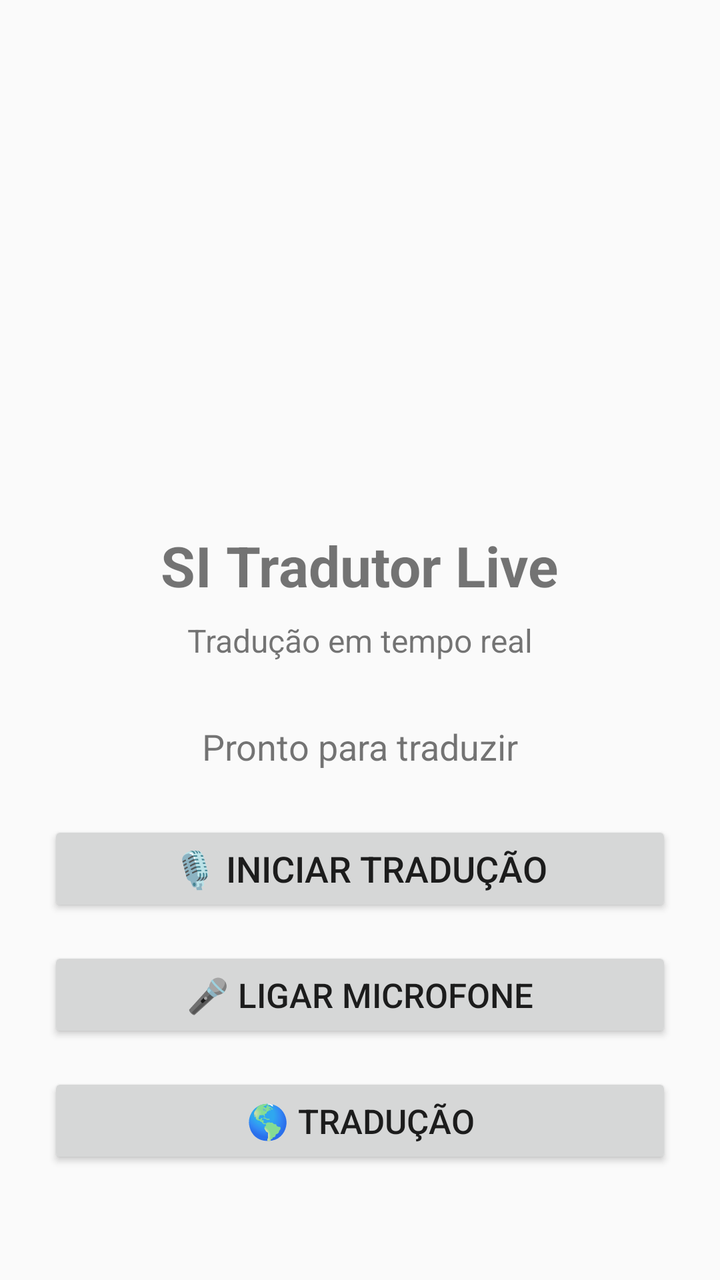
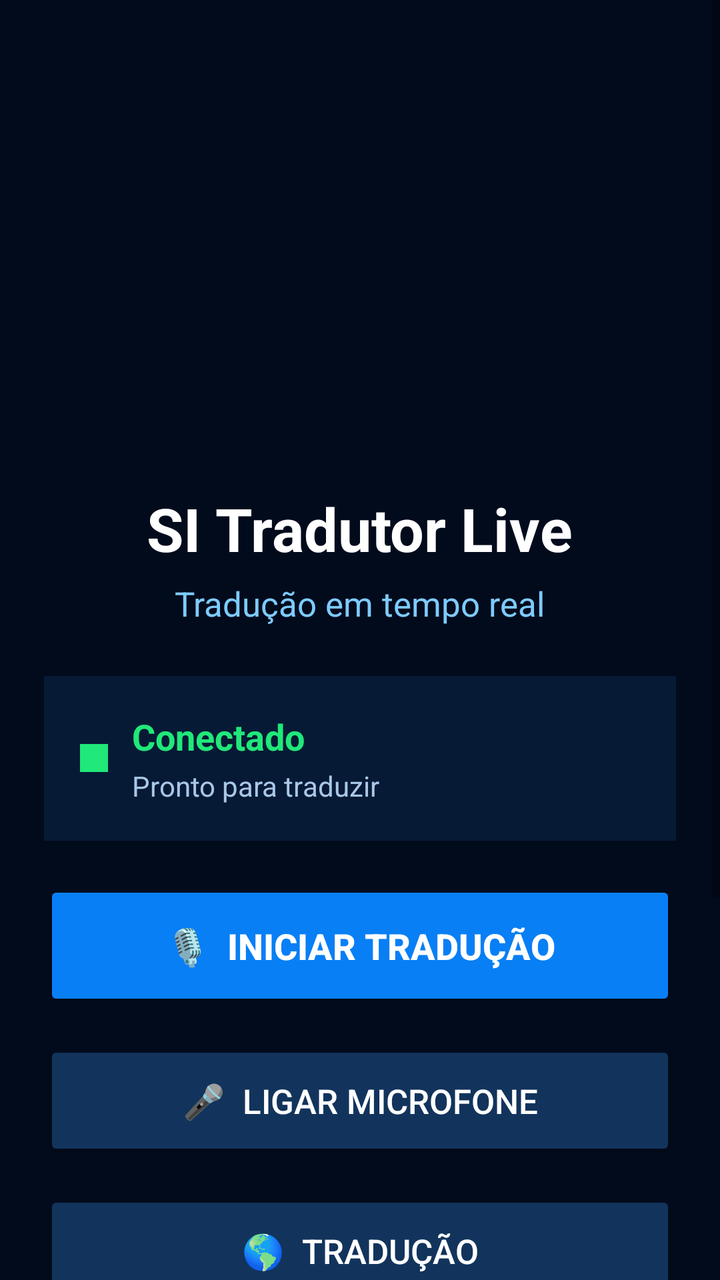

Two renders of the same Android screen: before a commit and after it. Below are the layout's source before the change and the commit's diff.
<!-- AndroidManifest.xml: application theme Theme.AppCompat.Light.NoActionBar -->
<!-- res/layout/activity_main.xml -->
<?xml version="1.0" encoding="utf-8"?>
<ScrollView
    xmlns:android="http://schemas.android.com/apk/res/android"
    android:layout_width="match_parent"
    android:layout_height="match_parent">

    <LinearLayout
        android:layout_width="match_parent"
        android:layout_height="wrap_content"
        android:orientation="vertical"
        android:gravity="center"
        android:padding="24dp">

        
        <ImageView
            android:id="@+id/logo"
            android:layout_width="220dp"
            android:layout_height="220dp"
            android:src="@drawable/si_logo"
            android:contentDescription="SI Tradutor Live"
            android:scaleType="fitCenter"
            android:layout_marginBottom="20dp" />

        
        <TextView
            android:layout_width="wrap_content"
            android:layout_height="wrap_content"
            android:text="SI Tradutor Live"
            android:textSize="28sp"
            android:textStyle="bold"
            android:layout_marginBottom="8dp" />

        <TextView
            android:layout_width="wrap_content"
            android:layout_height="wrap_content"
            android:text="Tradução em tempo real"
            android:textSize="16sp"
            android:layout_marginBottom="30dp" />

        
        <TextView
            android:id="@+id/status"
            android:layout_width="wrap_content"
            android:layout_height="wrap_content"
            android:text="Pronto para traduzir"
            android:textSize="18sp"
            android:layout_marginBottom="25dp" />

        
        <Button
            android:id="@+id/startButton"
            android:layout_width="match_parent"
            android:layout_height="wrap_content"
            android:text="🎙️ Iniciar tradução"
            android:textSize="18sp"
            android:layout_marginBottom="15dp" />

        
        <Button
            android:id="@+id/microphoneButton"
            android:layout_width="match_parent"
            android:layout_height="wrap_content"
            android:text="🎤 Ligar microfone"
            android:textSize="17sp"
            android:layout_marginBottom="15dp" />

        
        <Button
            android:id="@+id/translationButton"
            android:layout_width="match_parent"
            android:layout_height="wrap_content"
            android:text="🌎 Tradução"
            android:textSize="17sp" />

    </LinearLayout>

</ScrollView>
<!-- resources referenced by this layout -->
<resources>
  <!-- drawable si_logo: png bitmap (drawable, 271 bytes) -->
</resources>

<!-- the commit's change to res/layout/activity_main.xml (unified diff, before → after) -->
@@ -2,75 +2,159 @@
 <ScrollView
     xmlns:android="http://schemas.android.com/apk/res/android"
     android:layout_width="match_parent"
-    android:layout_height="match_parent">
+    android:layout_height="match_parent"
+    android:background="#020B1C"
+    android:fillViewport="true">
 
     <LinearLayout
         android:layout_width="match_parent"
         android:layout_height="wrap_content"
         android:orientation="vertical"
-        android:gravity="center"
-        android:padding="24dp">
+        android:padding="22dp"
+        android:gravity="center_horizontal">
 
         
         <ImageView
             android:id="@+id/logo"
-            android:layout_width="220dp"
-            android:layout_height="220dp"
+            android:layout_width="190dp"
+            android:layout_height="190dp"
+            android:layout_marginTop="20dp"
+            android:layout_marginBottom="12dp"
             android:src="@drawable/si_logo"
-            android:contentDescription="SI Tradutor Live"
             android:scaleType="fitCenter"
-            android:layout_marginBottom="20dp" />
+            android:contentDescription="SI Tradutor Live" />
 
         
         <TextView
             android:layout_width="wrap_content"
             android:layout_height="wrap_content"
             android:text="SI Tradutor Live"
-            android:textSize="28sp"
+            android:textColor="#FFFFFF"
+            android:textSize="30sp"
             android:textStyle="bold"
-            android:layout_marginBottom="8dp" />
+            android:gravity="center" />
 
+        
         <TextView
             android:layout_width="wrap_content"
             android:layout_height="wrap_content"
+            android:layout_marginTop="6dp"
+            android:layout_marginBottom="25dp"
             android:text="Tradução em tempo real"
-            android:textSize="16sp"
-            android:layout_marginBottom="30dp" />
+            android:textColor="#7DCBFF"
+            android:textSize="17sp"
+            android:gravity="center" />
 
         
-        <TextView
-            android:id="@+id/status"
-            android:layout_width="wrap_content"
+        <LinearLayout
+            android:layout_width="match_parent"
             android:layout_height="wrap_content"
-            android:text="Pronto para traduzir"
-            android:textSize="18sp"
-            android:layout_marginBottom="25dp" />
+            android:orientation="horizontal"
+            android:gravity="center_vertical"
+            android:padding="18dp"
+            android:background="#071A35"
+            android:layout_marginBottom="20dp">
+
+            <TextView
+                android:layout_width="14dp"
+                android:layout_height="14dp"
+                android:background="#20E879"
+                android:layout_marginEnd="12dp" />
+
+            <LinearLayout
+                android:layout_width="0dp"
+                android:layout_height="wrap_content"
+                android:layout_weight="1"
+                android:orientation="vertical">
+
+                <TextView
+                    android:layout_width="wrap_content"
+                    android:layout_height="wrap_content"
+                    android:text="Conectado"
+                    android:textColor="#20E879"
+                    android:textSize="18sp"
+                    android:textStyle="bold" />
+
+                <TextView
+                    android:id="@+id/status"
+                    android:layout_width="wrap_content"
+                    android:layout_height="wrap_content"
+                    android:layout_marginTop="3dp"
+                    android:text="Pronto para traduzir"
+                    android:textColor="#A9C7E8"
+                    android:textSize="14sp" />
+
+            </LinearLayout>
+
+        </LinearLayout>
 
         
         <Button
             android:id="@+id/startButton"
             android:layout_width="match_parent"
-            android:layout_height="wrap_content"
-            android:text="🎙️ Iniciar tradução"
+            android:layout_height="65dp"
+            android:layout_marginBottom="15dp"
+            android:text="🎙️  INICIAR TRADUÇÃO"
+            android:textColor="#FFFFFF"
             android:textSize="18sp"
-            android:layout_marginBottom="15dp" />
+            android:textStyle="bold"
+            android:backgroundTint="#087FF5"
+            android:padding="10dp" />
 
         
         <Button
             android:id="@+id/microphoneButton"
             android:layout_width="match_parent"
-            android:layout_height="wrap_content"
-            android:text="🎤 Ligar microfone"
+            android:layout_height="60dp"
+            android:layout_marginBottom="15dp"
+            android:text="🎤  LIGAR MICROFONE"
+            android:textColor="#FFFFFF"
             android:textSize="17sp"
-            android:layout_marginBottom="15dp" />
+            android:backgroundTint="#12345C" />
 
         
         <Button
             android:id="@+id/translationButton"
             android:layout_width="match_parent"
+            android:layout_height="60dp"
+            android:layout_marginBottom="25dp"
+            android:text="🌎  TRADUÇÃO"
+            android:textColor="#FFFFFF"
+            android:textSize="17sp"
+            android:backgroundTint="#12345C" />
+
+        
+        <TextView
+            android:layout_width="match_parent"
             android:layout_height="wrap_content"
-            android:text="🌎 Tradução"
-            android:textSize="17sp" />
+            android:padding="18dp"
+            android:background="#071A35"
+            android:text="🇧🇷  Idioma atual: Português"
+            android:textColor="#FFFFFF"
+            android:textSize="17sp"
+            android:textStyle="bold"
+            android:layout_marginBottom="15dp" />
+
+        
+        <TextView
+            android:layout_width="match_parent"
+            android:layout_height="wrap_content"
+            android:padding="18dp"
+            android:background="#071A35"
+            android:text="🌐  Traduza vídeos, lives e áudios em tempo real."
+            android:textColor="#A9C7E8"
+            android:textSize="15sp"
+            android:gravity="center"
+            android:layout_marginBottom="25dp" />
+
+        
+        <TextView
+            android:layout_width="wrap_content"
+            android:layout_height="wrap_content"
+            android:text="SI • Inteligência Artificial"
+            android:textColor="#52789E"
+            android:textSize="13sp"
+            android:layout_marginBottom="20dp" />
 
     </LinearLayout>
 
